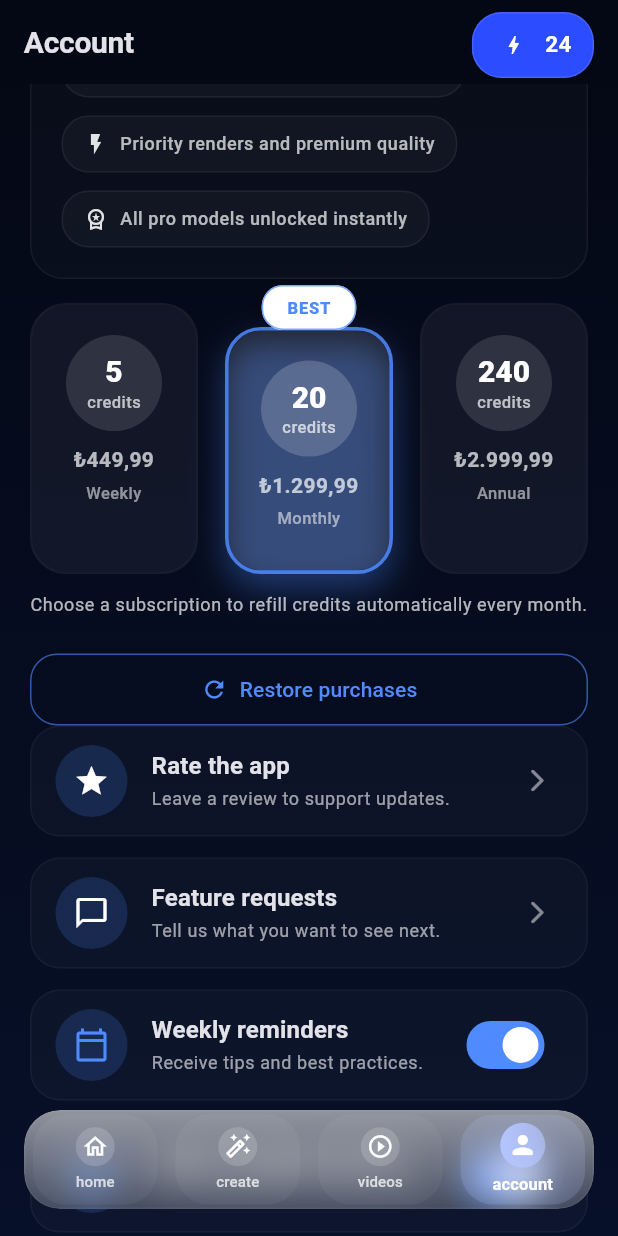
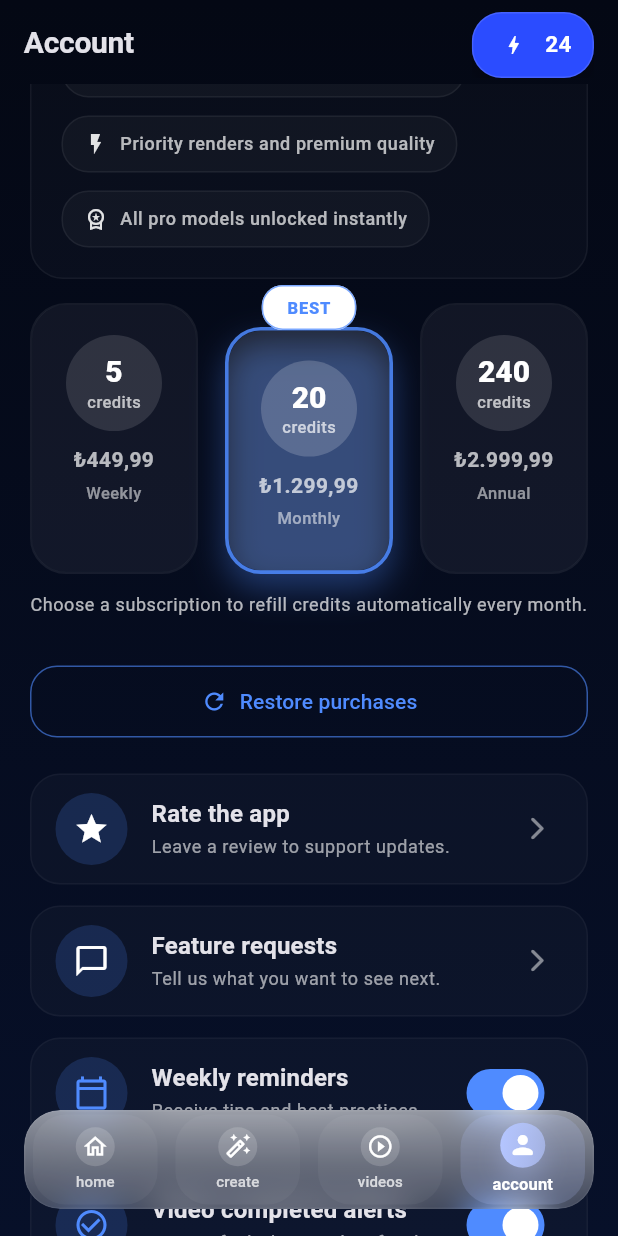
Before and after one commit to melihkochan/aemove, a Flutter app: the screen it shows after launch, item 4 of the bottom bar chosen, scrolled down 576 dp, on a phone screen of 412 x 824 dp. Run offline on Flutter 3.47's test engine with Material 3 defaults, Android fonts, the phone set to English and light mode, and no system bars; our stand-ins replace easy_localization; network calls fail.

Commit message:
Update profile screen to reset credit pack selection when subscription tab is activated. Enhance SelectablePlanCard to support disabled state, improving user interaction and visual feedback. Adjust layout spacing for better presentation.

```diff
--- a/lib/screens/profile_screen.dart
+++ b/lib/screens/profile_screen.dart
@@ -12,7 +12,7 @@ class _ProfileScreenState extends State<ProfileScreen> {
   bool _videoCompleted = true;
   int _selectedTab = 0;
   int _selectedSubscriptionIndex = 1;
-  int _selectedCreditPackIndex = 0;
+  int _selectedCreditPackIndex = -1;
   final int _availableCredits = 24;
 
   static const _subscriptionPlans = [
@@ -100,7 +100,14 @@ class _ProfileScreenState extends State<ProfileScreen> {
               const SizedBox(height: 20),
               _PlanSegmentedControl(
                 selectedIndex: _selectedTab,
-                onChanged: (value) => setState(() => _selectedTab = value),
+                onChanged: (value) {
+                  setState(() {
+                    _selectedTab = value;
+                    if (value == 1) {
+                      _selectedCreditPackIndex = -1;
+                    }
+                  });
+                },
                 accent: accent,
               ),
               const SizedBox(height: 16),
@@ -130,6 +137,7 @@ class _ProfileScreenState extends State<ProfileScreen> {
             highlighted: highlight,
             accent: accent,
             badge: badgeLabel,
+            isDisabled: _selectedTab == 1 && index == _selectedSubscriptionIndex,
             isSelected: index == selectedPlanIndex,
             onTap: () {
               setState(() {
@@ -162,7 +170,7 @@ class _ProfileScreenState extends State<ProfileScreen> {
                 ),
                 textAlign: TextAlign.center,
               ),
-              const SizedBox(height: 24),
+              const SizedBox(height: 32),
               OutlinedButton.icon(
                 onPressed: () {},
                 icon: Icon(
@@ -184,6 +192,7 @@ class _ProfileScreenState extends State<ProfileScreen> {
                   ),
                 ),
               ),
+              const SizedBox(height: 24),
               _QuickActionTile(
                 icon: Icons.star,
                 title: 'Rate the app',
@@ -654,6 +663,7 @@ class _SelectablePlanCard extends StatelessWidget {
     required this.accent,
     this.highlighted = false,
     this.badge,
+    this.isDisabled = false,
     required this.isSelected,
     required this.onTap,
   });
@@ -662,6 +672,7 @@ class _SelectablePlanCard extends StatelessWidget {
   final Color accent;
   final bool highlighted;
   final String? badge;
+  final bool isDisabled;
   final bool isSelected;
   final VoidCallback onTap;
 
@@ -673,7 +684,7 @@ class _SelectablePlanCard extends StatelessWidget {
             ? accent.withOpacity(0.6)
             : Colors.white.withOpacity(0.07);
     return GestureDetector(
-      onTap: onTap,
+      onTap: isDisabled ? null : onTap,
       child: Stack(
         clipBehavior: Clip.none,
         alignment: Alignment.topCenter,
@@ -683,7 +694,12 @@ class _SelectablePlanCard extends StatelessWidget {
             margin: badge != null ? const EdgeInsets.only(top: 16) : EdgeInsets.zero,
             decoration: BoxDecoration(
               borderRadius: BorderRadius.circular(24),
-              border: Border.all(color: borderColor, width: isSelected ? 2.4 : 1.4),
+              border: Border.all(
+                color: isDisabled
+                    ? Colors.white.withOpacity(0.05)
+                    : borderColor,
+                width: isSelected ? 2.4 : 1.4,
+              ),
               boxShadow: isSelected
                   ? [
                       BoxShadow(
@@ -694,6 +710,12 @@ class _SelectablePlanCard extends StatelessWidget {
                     ]
                   : [],
             ),
+            foregroundDecoration: isDisabled
+                ? BoxDecoration(
+                    color: Colors.black.withOpacity(0.25),
+                    borderRadius: BorderRadius.circular(24),
+                  )
+                : null,
             child: child,
           ),
           if (badge != null)
```
